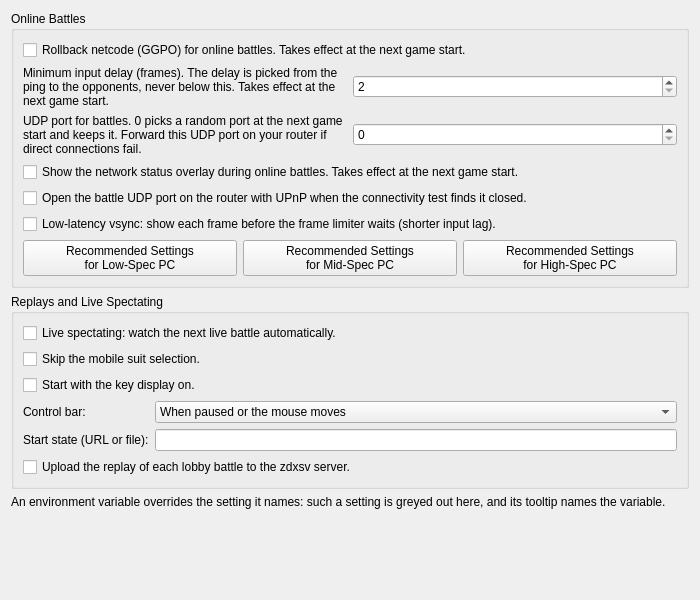
Qt form pcsx2-qt/Settings/ZdxsvSettingsWidget.ui (inada-s/pcsx2) before a commit.
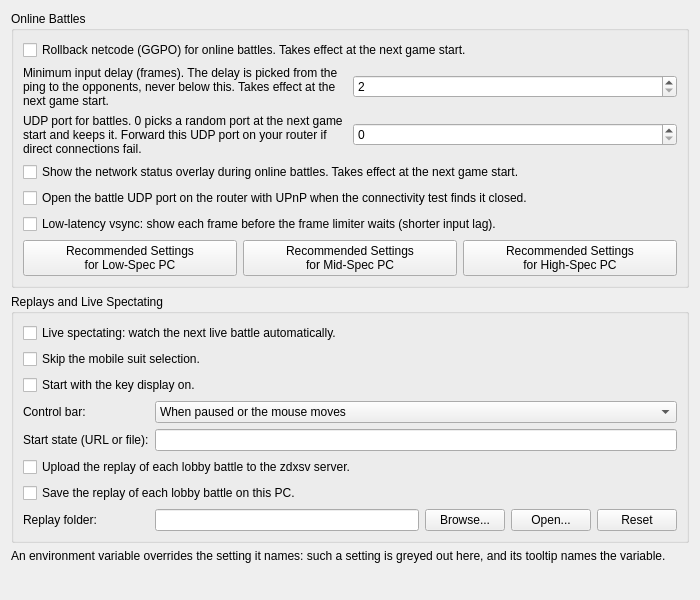
The same form after that commit.

Commit message: Zdxsv: settings to save lobby battle replays and pick their folder

The edit to the form file:
```diff
--- a/pcsx2-qt/Settings/ZdxsvSettingsWidget.ui
+++ b/pcsx2-qt/Settings/ZdxsvSettingsWidget.ui
@@ -203,6 +203,48 @@
         </property>
        </widget>
       </item>
+      <item row="6" column="0" colspan="2">
+       <widget class="QCheckBox" name="zdxsvSaveReplay">
+        <property name="text">
+         <string>Save the replay of each lobby battle on this PC.</string>
+        </property>
+       </widget>
+      </item>
+      <item row="7" column="0">
+       <widget class="QLabel" name="zdxsvReplayPathLabel">
+        <property name="text">
+         <string>Replay folder:</string>
+        </property>
+       </widget>
+      </item>
+      <item row="7" column="1">
+       <layout class="QHBoxLayout" name="zdxsvReplayPathLayout">
+        <item>
+         <widget class="QLineEdit" name="zdxsvReplayPath"/>
+        </item>
+        <item>
+         <widget class="QPushButton" name="zdxsvReplayPathBrowse">
+          <property name="text">
+           <string>Browse...</string>
+          </property>
+         </widget>
+        </item>
+        <item>
+         <widget class="QPushButton" name="zdxsvReplayPathOpen">
+          <property name="text">
+           <string>Open...</string>
+          </property>
+         </widget>
+        </item>
+        <item>
+         <widget class="QPushButton" name="zdxsvReplayPathReset">
+          <property name="text">
+           <string>Reset</string>
+          </property>
+         </widget>
+        </item>
+       </layout>
+      </item>
      </layout>
     </widget>
    </item>
```
The commit also changes 8 other files.
